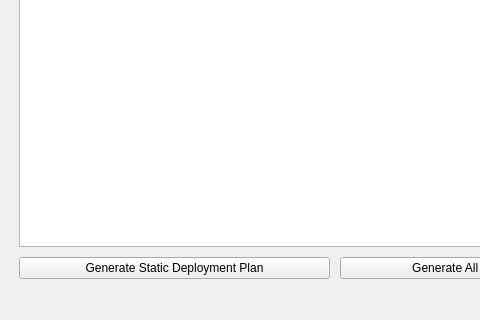
First picture: the form in schedule_generator_display.ui, repository misunyu/multimodel-scheduling, before the edit; both pictures show x 0 to 480 and y 543 to 863 of the 1400 by 863 pixel window.
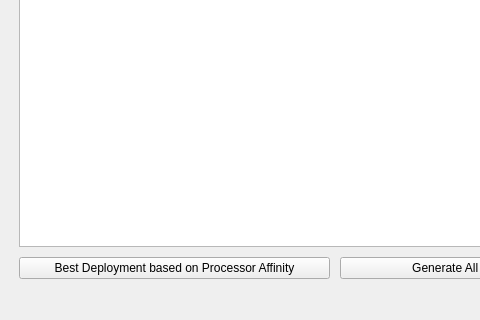
Second picture: the form after the edit.

```diff
--- a/schedule_generator_display.ui
+++ b/schedule_generator_display.ui
@@ -70,7 +70,7 @@
         <item>
          <widget class="QPushButton" name="generate_static_button">
           <property name="text">
-           <string>Generate Static Deployment Plan</string>
+           <string>Best Deployment based on Processor Affinity</string>
           </property>
          </widget>
         </item>
```
Left out of the diff: 6 changed lines with no effect on the pictures.
